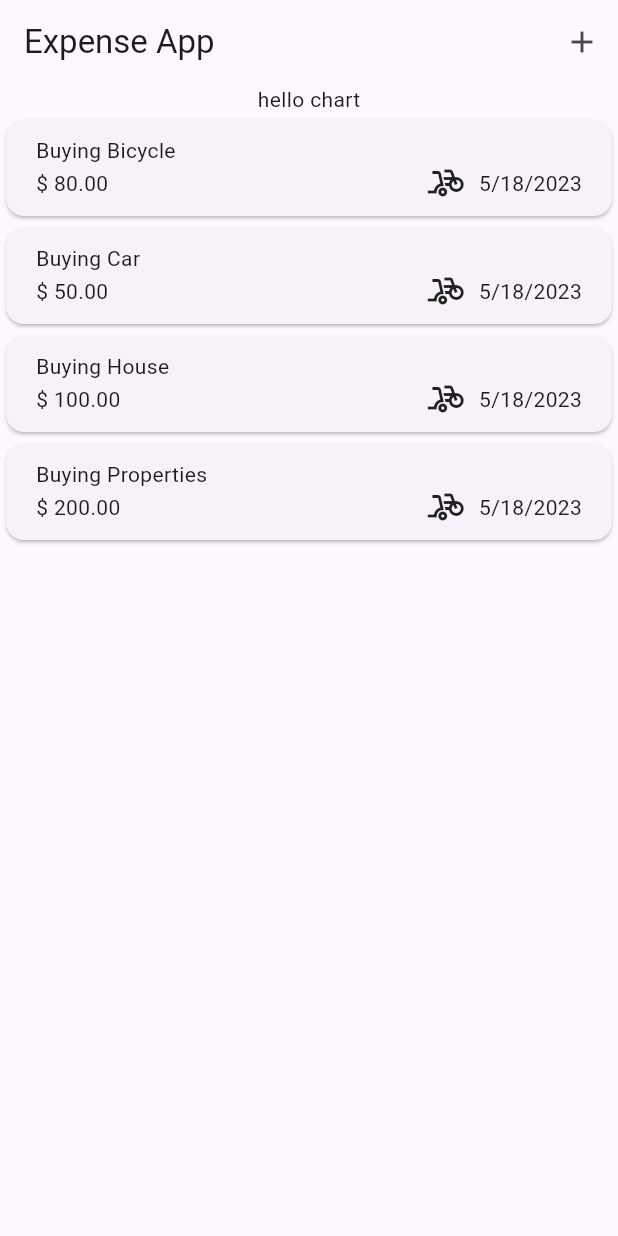
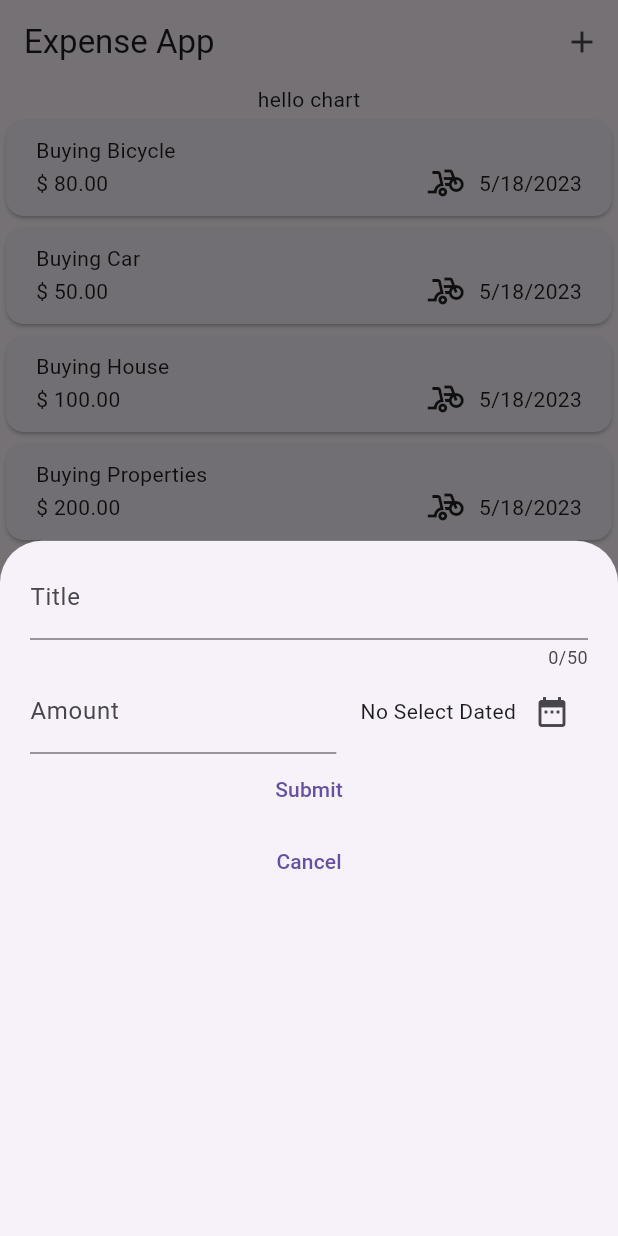
Before and after one commit to Arkar20/expense_app-flutter, a Flutter app: the screen it shows after launch, after a tap on the "add" icon, on a phone screen of 412 x 824 dp. Run offline on Flutter 3.47's test engine with Material 2 defaults, Android fonts, the phone set to English and light mode, and no system bars.

```diff
--- a/lib/screens/expense.dart
+++ b/lib/screens/expense.dart
@@ -2,7 +2,7 @@ import 'package:expense_app/models/category.dart';
 import 'package:expense_app/models/expense.dart';
 import 'package:expense_app/components/ExpenseList.dart';
 import 'package:flutter/material.dart';
-
+import 'package:flutter/services.dart';
 
 class ExpenseScreen extends StatefulWidget {
   const ExpenseScreen({super.key});
@@ -12,28 +12,139 @@ class ExpenseScreen extends StatefulWidget {
 }
 
 class _ExpenseScreenState extends State<ExpenseScreen> {
+  final List<Expense> expenses = [
+    Expense(
+        title: "Buying Bicycle",
+        amount: 80.0,
+        date: DateTime.now(),
+        category: Category.sport),
+    Expense(
+        title: "Buying Car",
+        amount: 50.0,
+        date: DateTime.now(),
+        category: Category.sport),
+    Expense(
+        title: "Buying House",
+        amount: 100.0,
+        date: DateTime.now(),
+        category: Category.sport),
+    Expense(
+        title: "Buying Properties",
+        amount: 200.0,
+        date: DateTime.now(),
+        category: Category.sport),
+  ];
 
-  final List<Expense> expenses= [
-    Expense(title: "Buying Bicycle", amount: 80.0, date: DateTime.now(), category: Category.sport),
-    Expense(title: "Buying Car", amount: 50.0, date: DateTime.now(), category: Category.sport),
-    Expense(title: "Buying House", amount: 100.0, date: DateTime.now(), category: Category.sport),
-    Expense(title: "Buying Properties", amount: 200.0, date: DateTime.now(), category: Category.sport),
-  ];
+  void showBottomModal() {
+    showModalBottomSheet(context: context, builder: (ctx) => BottomModalForm());
+  }
+
   @override
   Widget build(BuildContext context) {
-    return  Scaffold(
-      appBar: AppBar(
-        title: const Text("Expense App"),
-        actions:  [
-        IconButton(onPressed: (){
+    return Scaffold(
+        appBar: AppBar(
+          title: const Text("Expense App"),
+          actions: [
+            IconButton(
+                onPressed: () {
+                  showBottomModal();
+                },
+                icon: const Icon(Icons.add))
+          ],
+        ),
+        body: Column(children: [
+          const Text("hello chart"),
+          Expanded(child: ExpenseList(expenses: expenses))
+        ]));
+  }
+}
 
-        }, icon: const Icon(Icons.add))
-        ],
+class BottomModalForm extends StatefulWidget {
+  const BottomModalForm({
+    super.key,
+  });
+
+  @override
+  State<BottomModalForm> createState() => _BottomModalFormState();
+}
+
+class _BottomModalFormState extends State<BottomModalForm> {
+  final titleController = TextEditingController();
+  final amountController = TextEditingController();
+
+  DateTime? dateTime;
+
+  void _showDatePicker() async {
+    final now = DateTime.now();
+    final firstDate = DateTime(
+        DateTime.now().year - 1, DateTime.now().month, DateTime.now().day);
+
+    final date = await showDatePicker(
+        context: context,
+        initialDate: now,
+        firstDate: firstDate,
+        lastDate: now);
+
+    setState(
+      () {
+        dateTime = date;
+      },
+    );
+  }
+
+  @override
+  Widget build(BuildContext context) {
+    return Container(
+      width: double.infinity,
+      child: Padding(
+        padding: EdgeInsets.symmetric(vertical: 10, horizontal: 20),
+        child: Column(
+          children: [
+            TextField(
+              controller: titleController,
+              maxLength: 50,
+              decoration: const InputDecoration(label: Text("Title")),
+            ),
+            Row(children: [
+              Expanded(
+                child: TextField(
+                  controller: amountController,
+                  keyboardType: TextInputType.number,
+                  inputFormatters: <TextInputFormatter>[
+                    FilteringTextInputFormatter.digitsOnly
+                  ],
+                  decoration: const InputDecoration(
+                      label: Text("Amount"), prefixText: '\$ '),
+                ),
+              ),
+              const SizedBox(
+                width: 16,
+              ),
+              Row(children: [
+                 Text(
+                    dateTime == null ? "No Select Dated" : formatter.format(dateTime!)),
+                IconButton(
+                    onPressed: () {
+                      _showDatePicker();
+                    },
+                    icon: const Icon(Icons.date_range)),
+              ]),
+            ]),
+            TextButton(
+              child: Text("Submit"),
+              onPressed: () {
+                print(titleController.text);
+              },
+            ),
+            TextButton(
+              child: Text("Cancel"),
+              onPressed: () {
+                Navigator.pop(context);
+              },
+            )
+          ],
+        ),
       ),
-      body: Column(children: [
-        const Text("hello chart"),
-         Expanded(child: ExpenseList(expenses: expenses))
-      ])
     );
   }
 }
```
